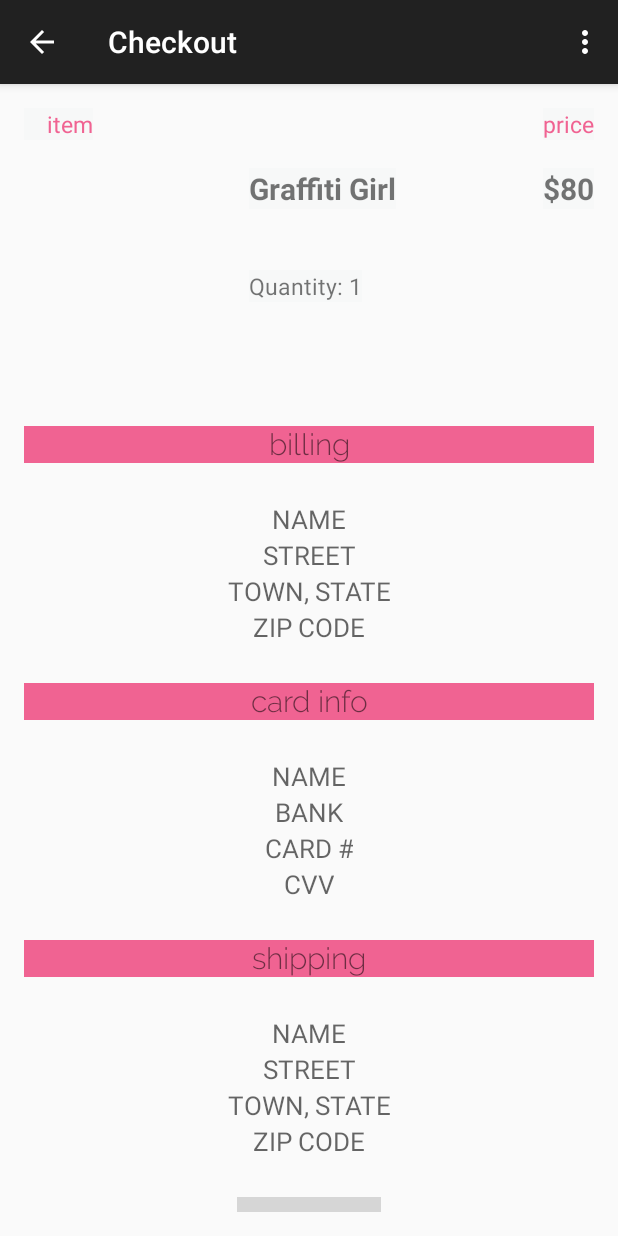
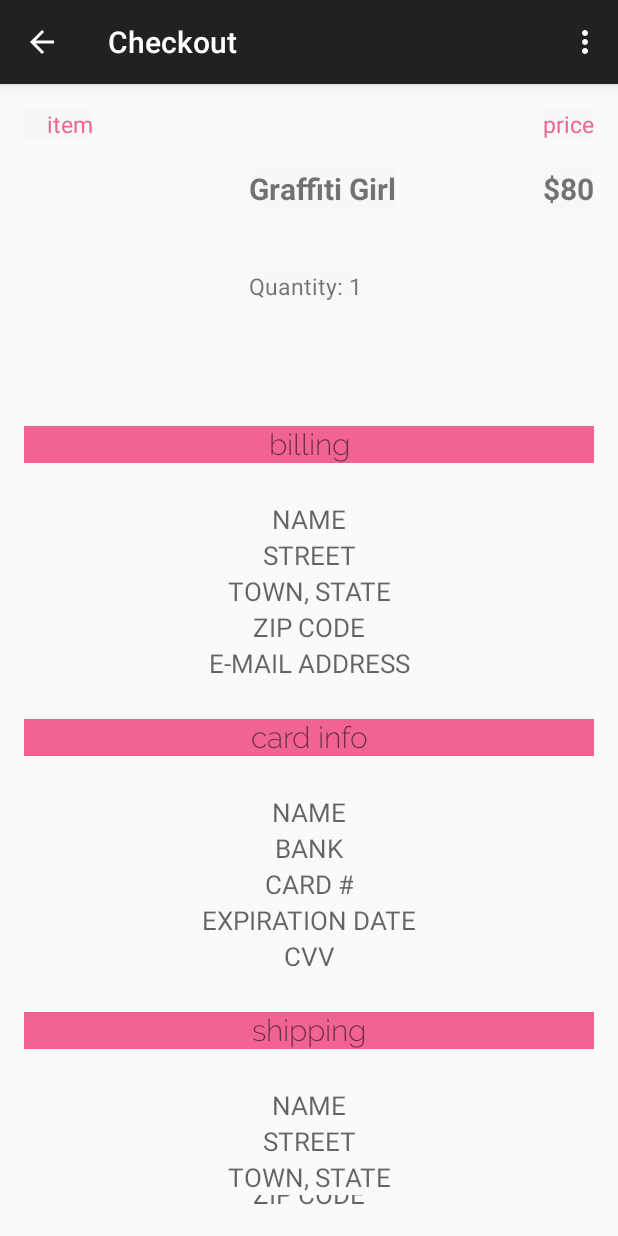
Before and after one commit to jjeun/DSMSocial, an Android app: the Checkout screen opened directly, with no data from a screen before it, on a phone screen of 412 x 824 dp. Run offline under Robolectric (Android 15) with nearby library versions, the phone set to English and light mode, and no system bars; grey boxes are pictures that could not be loaded.

Commit message:
Added code to handle Deleting and also added additional code to checkout to auto populate financial info.

```diff
--- a/app/src/main/java/com/application/dsmsocial/ArtistFragment.java
+++ b/app/src/main/java/com/application/dsmsocial/ArtistFragment.java
@@ -89,7 +89,7 @@ public class ArtistFragment extends Fragment {
 
             @Override
             public boolean onQueryTextChange(String query) {
-                gridAdapter.filter(query.toLowerCase());
+                gridAdapter.filter(query);
                 return false;
             }
         });
--- a/app/src/main/res/layout/activity_checkout.xml
+++ b/app/src/main/res/layout/activity_checkout.xml
@@ -162,6 +162,19 @@
         android:singleLine="true"
         />
 
+    <EditText
+        android:id="@+id/email"
+        android:hint="E-MAIL ADDRESS"
+        android:layout_height="wrap_content"
+        android:layout_width="wrap_content"
+        android:gravity="center_horizontal"
+        android:layout_centerHorizontal="true"
+        android:background="@null"
+        android:textSize="17sp"
+        android:layout_below="@+id/zipCode"
+        android:singleLine="true"
+        />
+
     <TextView
         android:id="@+id/cardinfo"
         android:text="@string/card_info"
@@ -170,7 +183,7 @@
         android:gravity="center_horizontal"
         android:background="@color/barBackground"
         android:textSize="20sp"
-        android:layout_below="@+id/zipCode"
+        android:layout_below="@+id/email"
         android:layout_alignParentLeft="true"
         android:layout_alignParentStart="true"
         android:layout_marginTop="25dp"
@@ -212,6 +225,20 @@
         android:layout_below="@+id/bank"
         android:singleLine="true"
         />
+
+    <EditText
+        android:id="@+id/cardExp"
+        android:hint="EXPIRATION DATE"
+        android:layout_height="wrap_content"
+        android:layout_width="wrap_content"
+        android:gravity="center_horizontal"
+        android:layout_centerHorizontal="true"
+        android:background="@null"
+        android:textSize="17sp"
+        android:layout_below="@+id/cardNumber"
+        android:singleLine="true"
+        />
+
     <EditText
         android:id="@+id/CVV"
         android:hint="CVV"
@@ -221,7 +248,7 @@
         android:layout_centerHorizontal="true"
         android:background="@null"
         android:textSize="17sp"
-        android:layout_below="@+id/cardNumber"
+        android:layout_below="@+id/cardExp"
         android:singleLine="true"
         />
 
```
Also changed, not shown: app/src/main/java/com/application/dsmsocial/CartReview.java (+57 -0 lines), app/src/main/java/com/application/dsmsocial/Checkout.java (+12 -0 lines).
